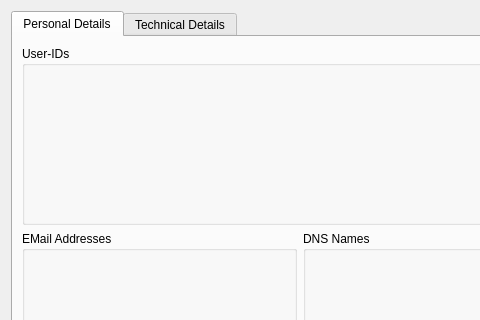
Before: the Qt Designer form newcertificatewizard/advancedsettingsdialog.ui in sensama/kleopatra, drawn with Qt 5; both pictures show x 0 to 480 and y 0 to 320 of the 600 by 646 pixel window.
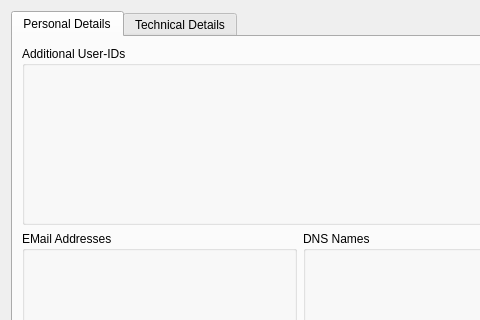
After: the same form once the commit is applied. Custom widgets are drawn as their Qt base class.

The edit to the form file:
```diff
--- a/newcertificatewizard/advancedsettingsdialog.ui
+++ b/newcertificatewizard/advancedsettingsdialog.ui
@@ -67,7 +67,7 @@
        <item row="1" column="0" colspan="2" >
         <widget class="QGroupBox" name="uidGB" >
          <property name="title" >
-          <string>User-IDs</string>
+          <string>Additional User-IDs</string>
          </property>
          <layout class="QVBoxLayout" name="verticalLayout_6" >
           <item>
```
